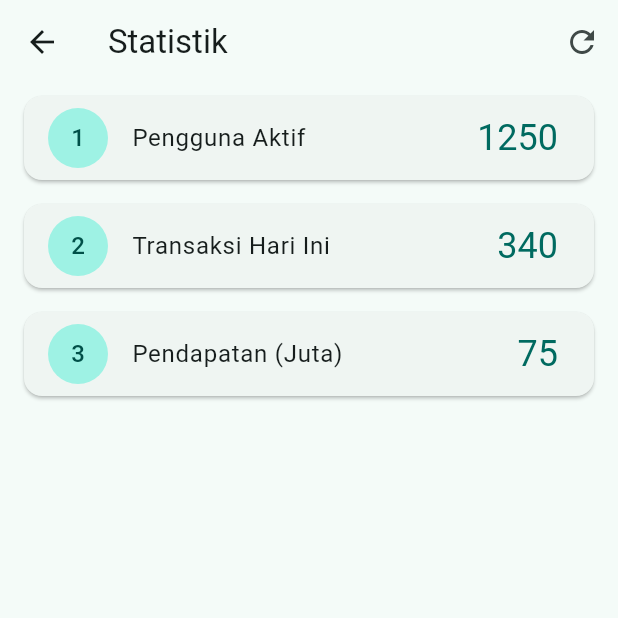
After one commit to FebryanAkt/febryan-mobile-course, a Flutter app: the StatsPage screen opened directly, after a tap on the "refresh" icon, after a tap on "Coba lagi", on a phone screen of 412 x 824 dp, the top half of it. The commit adds this screen. Run offline on Flutter 3.47's test engine with Material 3 defaults, Android fonts, the phone set to English and light mode, and no system bars; our stand-ins replace flutter_riverpod, go_router.

Commit message:
ai challenge

```diff
--- a/week3/week3_todo/lib/main.dart
+++ b/week3/week3_todo/lib/main.dart
@@ -1,7 +1,6 @@
 import 'package:flutter/material.dart';
 import 'package:flutter_riverpod/flutter_riverpod.dart';
 import 'pages/todo_page.dart';
-import 'pages/product_page.dart';
 
 void main() => runApp(const ProviderScope(child: MyApp()));
 
--- /dev/null
+++ b/week3/week3_todo/lib/pages/stats_page.dart
@@ -0,0 +1,114 @@
+import 'package:flutter/material.dart';
+import 'package:flutter_riverpod/flutter_riverpod.dart';
+import '../providers/stats_provider.dart';
+
+// ──────────────────────────────────────────────────────────────────
+// StatsPage — ConsumerWidget yang menampilkan data statistik.
+//
+// Menggunakan ref.watch() di dalam build() untuk mendengarkan
+// perubahan state secara reaktif. Ketiga state AsyncValue
+// (loading, error, data) ditangani secara eksplisit via .when().
+// ──────────────────────────────────────────────────────────────────
+class StatsPage extends ConsumerWidget {
+  const StatsPage({super.key});
+
+  @override
+  Widget build(BuildContext context, WidgetRef ref) {
+    // ── ref.watch: hanya boleh dipanggil di dalam build() ──
+    // Setiap kali state statsProvider berubah (loading → data/error),
+    // widget ini akan di-rebuild secara otomatis.
+    final statsAsync = ref.watch(statsProvider);
+
+    return Scaffold(
+      appBar: AppBar(
+        title: const Text('Statistik'),
+        actions: [
+          // ── ref.read: dipakai di callback, bukan di build() ──
+          // Tombol refresh di AppBar untuk memuat ulang data
+          IconButton(
+            icon: const Icon(Icons.refresh),
+            tooltip: 'Muat ulang',
+            onPressed: () => ref.read(statsProvider.notifier).refresh(),
+          ),
+        ],
+      ),
+
+      // ────────────────────────────────────────────────────────────
+      // AsyncValue.when() — menangani KETIGA state secara eksplisit:
+      //
+      // 1. loading → CircularProgressIndicator (spinner)
+      // 2. error   → pesan error + tombol "Coba lagi"
+      // 3. data    → ListView menampilkan 3 item statistik
+      //
+      // Ini memastikan tidak ada state yang terlewat (exhaustive).
+      // ────────────────────────────────────────────────────────────
+      body: statsAsync.when(
+        // ── STATE: LOADING ──
+        // Ditampilkan saat pertama kali fetch atau saat refresh
+        loading: () => const Center(
+          child: Column(
+            mainAxisSize: MainAxisSize.min,
+            children: [
+              CircularProgressIndicator(),
+              SizedBox(height: 16),
+              Text('Memuat statistik...'),
+            ],
+          ),
+        ),
+
+        // ── STATE: ERROR ──
+        // Ditampilkan saat fetch gagal (30% kemungkinan)
+        // Menyediakan pesan error dan tombol retry
+        error: (err, stack) => Center(
+          child: Padding(
+            padding: const EdgeInsets.all(24),
+            child: Column(
+              mainAxisSize: MainAxisSize.min,
+              children: [
+                const Icon(Icons.error_outline, size: 48, color: Colors.red),
+                const SizedBox(height: 16),
+                Text(
+                  'Gagal memuat: $err',
+                  textAlign: TextAlign.center,
+                  style: Theme.of(context).textTheme.bodyLarge,
+                ),
+                const SizedBox(height: 16),
+                // ref.invalidate() membuang state lama dan memicu
+                // build() ulang pada notifier — mirip "force refresh"
+                FilledButton.icon(
+                  onPressed: () => ref.invalidate(statsProvider),
+                  icon: const Icon(Icons.refresh),
+                  label: const Text('Coba lagi'),
+                ),
+              ],
+            ),
+          ),
+        ),
+
+        // ── STATE: DATA (SUCCESS) ──
+        // Ditampilkan saat fetch berhasil, menampilkan ListView
+        data: (stats) => ListView.builder(
+          itemCount: stats.length,
+          itemBuilder: (context, index) {
+            final item = stats[index];
+            return Card(
+              margin: const EdgeInsets.symmetric(horizontal: 16, vertical: 8),
+              child: ListTile(
+                leading: CircleAvatar(
+                  child: Text('${index + 1}'),
+                ),
+                title: Text(item.label),
+                trailing: Text(
+                  '${item.value}',
+                  style: Theme.of(context).textTheme.headlineSmall?.copyWith(
+                        color: Theme.of(context).colorScheme.primary,
+                      ),
+                ),
+              ),
+            );
+          },
+        ),
+      ),
+    );
+  }
+}
--- a/week3/week3_todo/lib/providers/products_provider.dart
+++ b/week3/week3_todo/lib/providers/products_provider.dart
@@ -4,8 +4,7 @@ class ProductsNotifier extends AsyncNotifier<List<String>> {
   @override
   Future<List<String>> build() async {
     await Future.delayed(const Duration(seconds: 2)); // simulasi network
-    throw Exception('Gagal terhubung ke server'); // ← SEMENTARA: uji error
-    // return ['Keyboard', 'Mouse', 'Monitor'];
+    return ['Keyboard', 'Mouse', 'Monitor'];
   }
 
   Future<void> refresh() async {
--- /dev/null
+++ b/week3/week3_todo/lib/providers/stats_provider.dart
@@ -0,0 +1,92 @@
+import 'dart:math';
+import 'package:flutter_riverpod/flutter_riverpod.dart';
+
+// ──────────────────────────────────────────────────────────────────
+// Model data statistik (immutable class).
+// Setiap item statistik memiliki label dan value.
+// ──────────────────────────────────────────────────────────────────
+class StatItem {
+  const StatItem({required this.label, required this.value});
+  final String label;
+  final int value;
+
+  @override
+  bool operator ==(Object other) =>
+      identical(this, other) ||
+      other is StatItem &&
+          runtimeType == other.runtimeType &&
+          label == other.label &&
+          value == other.value;
+
+  @override
+  int get hashCode => label.hashCode ^ value.hashCode;
+
+  @override
+  String toString() => 'StatItem(label: $label, value: $value)';
+}
+
+// ──────────────────────────────────────────────────────────────────
+// AsyncNotifier untuk mengelola state statistik secara asinkron.
+//
+// - build()  : dipanggil otomatis saat provider pertama kali dibaca.
+//              Mensimulasikan fetch data dengan delay 2 detik dan
+//              kemungkinan gagal 30%.
+// - refresh(): me-reset state ke loading, lalu fetch ulang.
+// - _fetch() : method internal yang melakukan "network call" palsu.
+//
+// Semua perubahan state dilakukan secara IMMUTABLE — kita selalu
+// mengganti `state` dengan objek AsyncValue baru, bukan memutasi.
+// ──────────────────────────────────────────────────────────────────
+class StatsNotifier extends AsyncNotifier<List<StatItem>> {
+  // Random instance untuk simulasi kegagalan 30%
+  final Random _random = Random();
+
+  /// Dipanggil otomatis saat provider pertama kali di-watch.
+  /// Mengembalikan Future yang resolve menjadi list statistik,
+  /// atau throw exception dengan probabilitas 30%.
+  @override
+  Future<List<StatItem>> build() async {
+    return _fetch();
+  }
+
+  /// Memuat ulang data statistik.
+  /// 1. Set state ke AsyncLoading agar UI menampilkan spinner.
+  /// 2. Gunakan AsyncValue.guard() untuk menangkap error secara aman
+  ///    tanpa try-catch manual.
+  Future<void> refresh() async {
+    // Set ke loading — UI akan menampilkan spinner
+    state = const AsyncLoading<List<StatItem>>();
+    // guard() otomatis menangkap exception dan mengubahnya
+    // menjadi AsyncError, atau AsyncData jika berhasil
+    state = await AsyncValue.guard(() => _fetch());
+  }
+
+  /// Simulasi network call:
+  /// - Delay 2 detik (seolah-olah request ke server)
+  /// - 30% kemungkinan gagal (throw exception)
+  /// - 70% kemungkinan berhasil (return list 3 item)
+  Future<List<StatItem>> _fetch() async {
+    // Simulasi latency jaringan
+    await Future.delayed(const Duration(seconds: 2));
+
+    // Simulasi kegagalan 30%
+    if (_random.nextDouble() < 0.3) {
+      throw Exception('Gagal terhubung ke server');
+    }
+
+    // Kembalikan data statistik (immutable list)
+    return const [
+      StatItem(label: 'Pengguna Aktif', value: 1250),
+      StatItem(label: 'Transaksi Hari Ini', value: 340),
+      StatItem(label: 'Pendapatan (Juta)', value: 75),
+    ];
+  }
+}
+
+// ──────────────────────────────────────────────────────────────────
+// Provider declaration dengan tipe eksplisit.
+// AsyncNotifierProvider<StatsNotifier, List<StatItem>>
+// memastikan tipe notifier dan state jelas, tidak ambigu.
+// ──────────────────────────────────────────────────────────────────
+final statsProvider =
+    AsyncNotifierProvider<StatsNotifier, List<StatItem>>(StatsNotifier.new);
```
Also changed, not shown: week3/week3_todo/lib/pages/todo_page.dart (+9 -0 lines), 2 other files.
